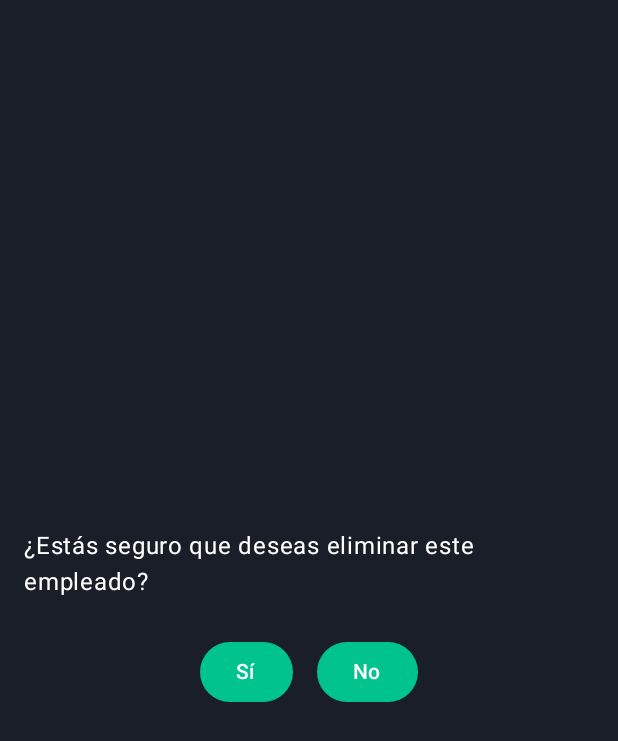
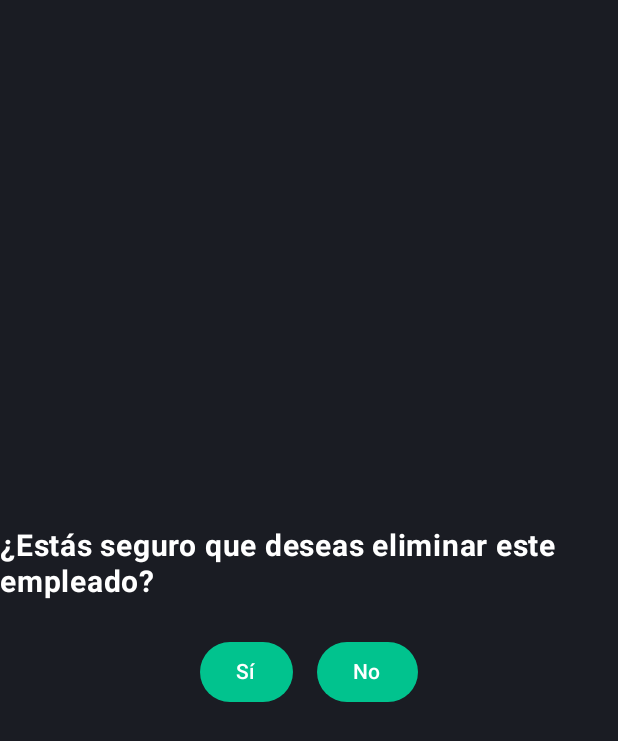
Before and after one commit to JuanJHernandezA/ProyectoMoviles, an Android app built with Jetpack Compose: the composable ConfirmarEliminarScreen called with empty values, after a tap on "Sí", on a phone screen of 412 x 824 dp. Shown: the top 741 px of the screen. Run offline under Robolectric (Android 15) with nearby library versions, the phone set to English and light mode, and no system bars; our stand-ins replace Firebase (no records; nobody signed in at launch, a user with empty details on screens opened directly); 1 statement that could not run was skipped.

Commit message:
ventana admin lista, falta corregir eliminar usuario en auth

```diff
--- a/app/build.gradle.kts
+++ b/app/build.gradle.kts
@@ -49,6 +49,8 @@ dependencies {
     implementation(libs.androidx.ui.graphics)
     implementation(libs.androidx.ui.tooling.preview)
     implementation(libs.androidx.material3)
+    implementation("com.google.firebase:firebase-functions-ktx:20.3.2")
+
 
     // Compose
     implementation("androidx.compose.runtime:runtime:1.6.1")
--- a/app/src/main/java/com/example/calendapp/deleteUser/ConfirmarEliminar.kt
+++ b/app/src/main/java/com/example/calendapp/deleteUser/ConfirmarEliminar.kt
@@ -1,11 +1,15 @@
 package com.example.calendapp.deleteUser
 
+import androidx.compose.foundation.background
 import androidx.compose.foundation.layout.*
 import androidx.compose.material3.*
 import androidx.compose.runtime.Composable
 import androidx.compose.ui.Alignment
 import androidx.compose.ui.Modifier
+import androidx.compose.ui.graphics.Color
+import androidx.compose.ui.text.font.FontWeight
 import androidx.compose.ui.unit.dp
+import androidx.compose.ui.unit.sp
 import androidx.navigation.NavController
 import androidx.lifecycle.viewmodel.compose.viewModel
 
@@ -13,25 +17,35 @@ import androidx.lifecycle.viewmodel.compose.viewModel
 fun ConfirmarEliminarScreen(
     navController: NavController,
     email: String,
+
     viewModel: DeleteUserViewModel = viewModel()
 ) {
-    Box(modifier = Modifier.fillMaxSize()) {
+    Box(
+        modifier = Modifier
+            .fillMaxSize()
+            .background(Color(0xFF1A1C23)),
+        contentAlignment = Alignment.Center // Centra todo el contenido dentro del Box
+    ) {
         Column(
-            modifier = Modifier
-                .align(Alignment.Center)
-                .padding(16.dp),
             horizontalAlignment = Alignment.CenterHorizontally
         ) {
-            Text("¿Estás seguro que deseas eliminar este empleado?")
+            Text(
+                text = "¿Estás seguro que deseas eliminar este empleado?",
+                fontSize = 20.sp,
+                fontWeight = FontWeight.Bold,
+                color = Color.White
+            )
 
             Spacer(modifier = Modifier.height(24.dp))
 
             Row(horizontalArrangement = Arrangement.spacedBy(16.dp)) {
                 Button(onClick = {
+
                     viewModel.deleteUserByEmail(
                         email = email,
+
                         onSuccess = { navController.navigate("confirmado_eliminar") },
-                        onFailure = { /* manejar error */ }
+                        onFailure = { }
                     )
                 }) {
                     Text("Sí")
--- a/app/src/main/java/com/example/calendapp/deleteUser/DeleteUserScreen.kt
+++ b/app/src/main/java/com/example/calendapp/deleteUser/DeleteUserScreen.kt
@@ -73,7 +73,8 @@ fun DeleteUserScreen(navController: NavController) {
                 onValueChange = { email = it },
                 label = { Text("Digite el correo electrónico del empleado") },
                 modifier = Modifier.fillMaxWidth(),
-                shape = RoundedCornerShape(10.dp)
+                shape = RoundedCornerShape(10.dp),
+                textStyle = androidx.compose.ui.text.TextStyle(color = Color.White)
             )
 
             Spacer(modifier = Modifier.height(24.dp))
--- a/app/src/main/java/com/example/calendapp/deleteUser/DeleteUserViewModel.kt
+++ b/app/src/main/java/com/example/calendapp/deleteUser/DeleteUserViewModel.kt
@@ -3,12 +3,30 @@ package com.example.calendapp.deleteUser
 import androidx.lifecycle.ViewModel
 import com.google.firebase.firestore.ktx.firestore
 import com.google.firebase.ktx.Firebase
+import com.google.firebase.functions.FirebaseFunctions
+
 
 class DeleteUserViewModel : ViewModel() {
-    fun deleteUserByEmail(email: String, onSuccess: () -> Unit, onFailure: () -> Unit) {
-        val db = Firebase.firestore
+    private val db = Firebase.firestore
+    private val functions = FirebaseFunctions.getInstance()
+
+    fun deleteUserByEmail(email: String, onSuccess: () -> Unit, onFailure: (String) -> Unit) {
+        // 1. Eliminar de Firestore
         db.collection("users").document(email).delete()
-            .addOnSuccessListener { onSuccess() }
-            .addOnFailureListener { onFailure() }
+            .addOnSuccessListener {
+                // 2. Llamar Cloud Function con email
+                functions
+                    .getHttpsCallable("deleteUserByAdmin")
+                    .call(hashMapOf("email" to email))
+                    .addOnSuccessListener {
+                        onSuccess()
+                    }
+                    .addOnFailureListener { e ->
+                        onFailure("Error al eliminar de Auth: ${e.message}")
+                    }
+            }
+            .addOnFailureListener {
+                onFailure("Error al eliminar de Firestore: ${it.message}")
+            }
     }
 }
```
Also changed, not shown: app/src/main/java/com/example/calendapp/MainActivity.kt (+10 -1 lines), app/src/main/java/com/example/calendapp/administrador/AdministradorScreen.kt (+91 -59 lines), app/src/main/java/com/example/calendapp/deleteUser/ConfirmadoEliminar.kt (+17 -3 lines), 7 other files.
